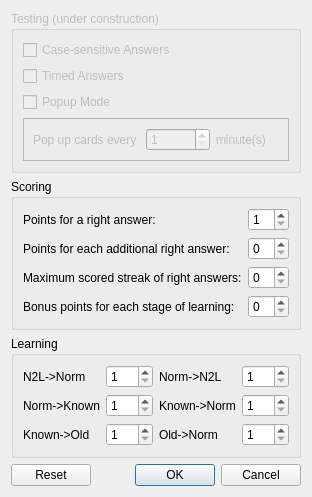
Above: preferenceswindow.ui from megamasha/FlashKard before the change. Below: the same form after it.
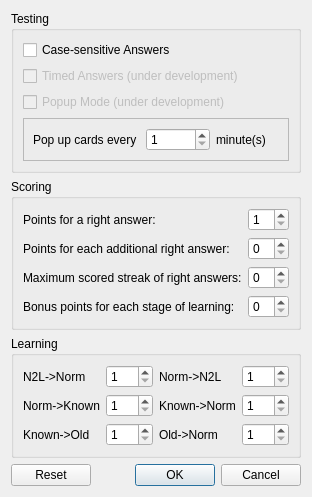
That is the form after the change.

Commit message: Added: Case insensitive answers.

```diff
--- a/preferenceswindow.ui
+++ b/preferenceswindow.ui
@@ -7,7 +7,7 @@
     <x>0</x>
     <y>0</y>
     <width>312</width>
-    <height>449</height>
+    <height>451</height>
    </rect>
   </property>
   <property name="windowTitle">
@@ -17,16 +17,16 @@
    <item>
     <widget class="QGroupBox" name="testingGroup">
      <property name="enabled">
-      <bool>false</bool>
+      <bool>true</bool>
      </property>
      <property name="title">
-      <string>Testing (under construction)</string>
+      <string>Testing</string>
      </property>
      <layout class="QVBoxLayout" name="verticalLayout">
       <item>
        <widget class="QCheckBox" name="caseSensitiveAnswersBox">
         <property name="enabled">
-         <bool>false</bool>
+         <bool>true</bool>
         </property>
         <property name="text">
          <string>Case-sensitive Answers</string>
@@ -39,7 +39,7 @@
          <bool>false</bool>
         </property>
         <property name="text">
-         <string>Timed Answers</string>
+         <string>Timed Answers (under development)</string>
         </property>
        </widget>
       </item>
@@ -49,7 +49,7 @@
          <bool>false</bool>
         </property>
         <property name="text">
-         <string>Popup Mode</string>
+         <string>Popup Mode (under development)</string>
         </property>
         <property name="checked">
          <bool>false</bool>
```
The commit also changes 3 other files.
